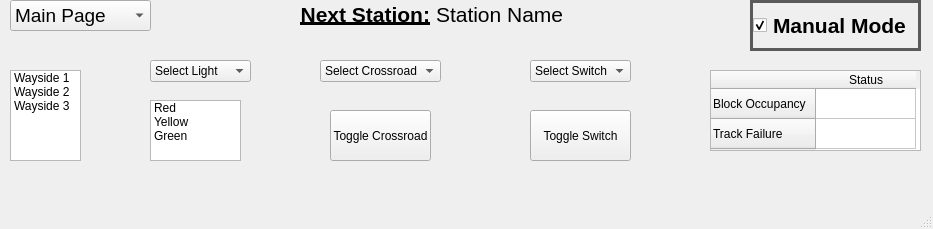
Old version of the form HW Track Controller UI.ui in the repository cerfort2/1140.
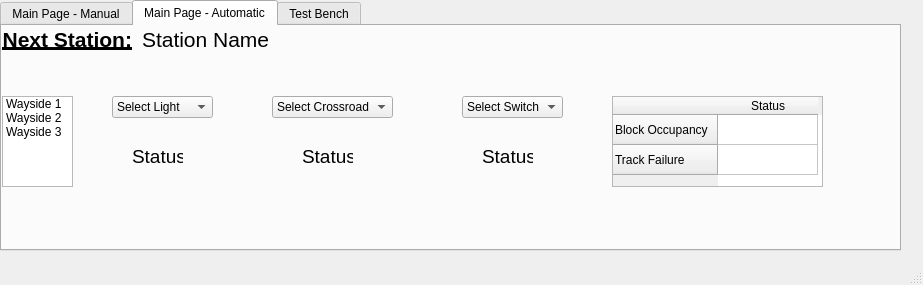
New version of the form. The open tabs and pages were chosen to show the change.

What changed in the file:
```diff
--- a/HW Track Controller UI.ui
+++ b/HW Track Controller UI.ui
@@ -6,8 +6,8 @@
    <rect>
     <x>0</x>
     <y>0</y>
-    <width>933</width>
-    <height>229</height>
+    <width>923</width>
+    <height>285</height>
    </rect>
   </property>
   <property name="windowTitle">
@@ -26,62 +26,22 @@
 </string>
   </property>
   <widget class="QWidget" name="centralwidget">
-   <widget class="QCheckBox" name="checkBox">
-    <property name="enabled">
-     <bool>true</bool>
-    </property>
+   <widget class="QTabWidget" name="tabWidget">
     <property name="geometry">
      <rect>
-      <x>750</x>
+      <x>0</x>
       <y>0</y>
-      <width>171</width>
-      <height>51</height>
+      <width>901</width>
+      <height>251</height>
      </rect>
     </property>
-    <property name="font">
-     <font>
-      <pointsize>16</pointsize>
-      <bold>true</bold>
-     </font>
+    <property name="currentIndex">
+     <number>2</number>
     </property>
-    <property name="whatsThis">
-     <string>&lt;html&gt;&lt;head/&gt;&lt;body&gt;&lt;p&gt;&lt;br/&gt;&lt;/p&gt;&lt;/body&gt;&lt;/html&gt;</string>
-    </property>
-    <property name="autoFillBackground">
-     <bool>false</bool>
-    </property>
-    <property name="text">
-     <string>Manual Mode</string>
-    </property>
-    <property name="checked">
-     <bool>true</bool>
-    </property>
-   </widget>
-   <widget class="QComboBox" name="comboBox">
-    <property name="geometry">
-     <rect>
-      <x>10</x>
-      <y>0</y>
-      <width>141</width>
-      <height>31</height>
-     </rect>
-    </property>
-    <property name="font">
-     <font>
-      <pointsize>14</pointsize>
-     </font>
-    </property>
-    <item>
-     <property name="text">
-      <string>Main Page</string>
-     </property>
-    </item>
-    <item>
-     <property name="text">
-      <string>Test Bench</string>
-     </property>
-    </item>
-   </widget>
+    <widget class="QWidget" name="tab">
+     <attribute name="title">
+      <string>Main Page - Manual</string>
+     </attribute>
    <widget class="QListWidget" name="listWidget">
     <property name="geometry">
      <rect>
@@ -107,71 +67,11 @@
      </property>
     </item>
    </widget>
-   <widget class="QComboBox" name="comboBox_2">
-    <property name="geometry">
-     <rect>
-      <x>150</x>
-      <y>60</y>
-      <width>101</width>
-      <height>22</height>
-     </rect>
-    </property>
-    <item>
-     <property name="text">
-      <string>Select Light</string>
-     </property>
-    </item>
-    <item>
-     <property name="text">
-      <string>Light 1</string>
-     </property>
-    </item>
-   </widget>
-   <widget class="QComboBox" name="comboBox_3">
-    <property name="geometry">
-     <rect>
-      <x>320</x>
-      <y>60</y>
-      <width>121</width>
-      <height>22</height>
-     </rect>
-    </property>
-    <item>
-     <property name="text">
-      <string>Select Crossroad</string>
-     </property>
-    </item>
-    <item>
-     <property name="text">
-      <string>Crossroad 1</string>
-     </property>
-    </item>
-   </widget>
-   <widget class="QComboBox" name="comboBox_4">
-    <property name="geometry">
-     <rect>
-      <x>530</x>
-      <y>60</y>
-      <width>101</width>
-      <height>22</height>
-     </rect>
-    </property>
-    <item>
-     <property name="text">
-      <string>Select Switch</string>
-     </property>
-    </item>
-    <item>
-     <property name="text">
-      <string>Switch 1</string>
-     </property>
-    </item>
-   </widget>
    <widget class="QListWidget" name="listWidget_2">
     <property name="geometry">
      <rect>
-      <x>150</x>
-      <y>100</y>
+        <x>140</x>
+        <y>120</y>
       <width>91</width>
       <height>61</height>
      </rect>
@@ -228,11 +128,31 @@
      </property>
     </item>
    </widget>
+     <widget class="QComboBox" name="comboBox_2">
+      <property name="geometry">
+       <rect>
+        <x>140</x>
+        <y>60</y>
+        <width>101</width>
+        <height>22</height>
+       </rect>
+      </property>
+      <item>
+       <property name="text">
+        <string>Select Light</string>
+       </property>
+      </item>
+      <item>
+       <property name="text">
+        <string>Light 1</string>
+       </property>
+      </item>
+     </widget>
    <widget class="QPushButton" name="pushButton">
     <property name="geometry">
      <rect>
-      <x>330</x>
-      <y>110</y>
+        <x>320</x>
+        <y>120</y>
       <width>101</width>
       <height>51</height>
      </rect>
@@ -241,11 +161,31 @@
      <string>Toggle Crossroad</string>
     </property>
    </widget>
+     <widget class="QComboBox" name="comboBox_3">
+      <property name="geometry">
+       <rect>
+        <x>310</x>
+        <y>60</y>
+        <width>121</width>
+        <height>22</height>
+       </rect>
+      </property>
+      <item>
+       <property name="text">
+        <string>Select Crossroad</string>
+       </property>
+      </item>
+      <item>
+       <property name="text">
+        <string>Crossroad 1</string>
+       </property>
+      </item>
+     </widget>
    <widget class="QPushButton" name="pushButton_2">
     <property name="geometry">
      <rect>
-      <x>530</x>
-      <y>110</y>
+        <x>510</x>
+        <y>120</y>
       <width>101</width>
       <height>51</height>
      </rect>
@@ -254,13 +194,33 @@
      <string>Toggle Switch</string>
     </property>
    </widget>
+     <widget class="QComboBox" name="comboBox_4">
+      <property name="geometry">
+       <rect>
+        <x>510</x>
+        <y>60</y>
+        <width>101</width>
+        <height>22</height>
+       </rect>
+      </property>
+      <item>
+       <property name="text">
+        <string>Select Switch</string>
+       </property>
+      </item>
+      <item>
+       <property name="text">
+        <string>Switch 1</string>
+       </property>
+      </item>
+     </widget>
    <widget class="QTableWidget" name="tableWidget">
     <property name="geometry">
      <rect>
-      <x>710</x>
+        <x>660</x>
       <y>70</y>
       <width>211</width>
-      <height>81</height>
+        <height>91</height>
      </rect>
     </property>
     <property name="editTriggers">
@@ -282,37 +242,312 @@
      </property>
     </column>
    </widget>
-   <widget class="QWidget" name="">
+     <widget class="QLabel" name="label_6">
     <property name="geometry">
      <rect>
-      <x>300</x>
+        <x>0</x>
       <y>0</y>
-      <width>264</width>
-      <height>30</height>
-     </rect>
-    </property>
-    <layout class="QHBoxLayout" name="horizontalLayout">
+        <width>130</width>
+        <height>28</height>
+       </rect>
+      </property>
+      <property name="font">
+       <font>
+        <pointsize>16</pointsize>
+        <bold>true</bold>
+       </font>
+      </property>
+      <property name="text">
+       <string>&lt;html&gt;&lt;head/&gt;&lt;body&gt;&lt;p align=&quot;right&quot;&gt;&lt;span style=&quot; font-size:16pt; text-decoration: underline;&quot;&gt;Next Station:&lt;/span&gt;&lt;/p&gt;&lt;/body&gt;&lt;/html&gt;</string>
+      </property>
+      <property name="textFormat">
+       <enum>Qt::AutoText</enum>
+      </property>
+      <property name="textInteractionFlags">
+       <set>Qt::NoTextInteraction</set>
+      </property>
+     </widget>
+     <widget class="QLabel" name="label_7">
+      <property name="geometry">
+       <rect>
+        <x>140</x>
+        <y>0</y>
+        <width>126</width>
+        <height>28</height>
+       </rect>
+      </property>
+      <property name="font">
+       <font>
+        <pointsize>16</pointsize>
+        <bold>true</bold>
+       </font>
+      </property>
+      <property name="text">
+       <string>&lt;html&gt;&lt;head/&gt;&lt;body&gt;&lt;p&gt;&lt;span style=&quot; font-weight:400;&quot;&gt;Station Name&lt;/span&gt;&lt;/p&gt;&lt;/body&gt;&lt;/html&gt;</string>
+      </property>
+      <property name="textFormat">
+       <enum>Qt::AutoText</enum>
+      </property>
+      <property name="textInteractionFlags">
+       <set>Qt::NoTextInteraction</set>
+      </property>
+     </widget>
+    </widget>
+    <widget class="QWidget" name="tab_2">
+     <attribute name="title">
+      <string>Main Page - Automatic</string>
+     </attribute>
+     <widget class="QLabel" name="label_3">
+      <property name="geometry">
+       <rect>
+        <x>0</x>
+        <y>0</y>
+        <width>130</width>
+        <height>28</height>
+       </rect>
+      </property>
+      <property name="font">
+       <font>
+        <pointsize>16</pointsize>
+        <bold>true</bold>
+       </font>
+      </property>
+      <property name="text">
+       <string>&lt;html&gt;&lt;head/&gt;&lt;body&gt;&lt;p align=&quot;right&quot;&gt;&lt;span style=&quot; font-size:16pt; text-decoration: underline;&quot;&gt;Next Station:&lt;/span&gt;&lt;/p&gt;&lt;/body&gt;&lt;/html&gt;</string>
+      </property>
+      <property name="textFormat">
+       <enum>Qt::AutoText</enum>
+      </property>
+      <property name="textInteractionFlags">
+       <set>Qt::NoTextInteraction</set>
+      </property>
+     </widget>
+     <widget class="QLabel" name="label_4">
+      <property name="geometry">
+       <rect>
+        <x>140</x>
+        <y>0</y>
+        <width>126</width>
+        <height>28</height>
+       </rect>
+      </property>
+      <property name="font">
+       <font>
+        <pointsize>16</pointsize>
+        <bold>true</bold>
+       </font>
+      </property>
+      <property name="text">
+       <string>&lt;html&gt;&lt;head/&gt;&lt;body&gt;&lt;p&gt;&lt;span style=&quot; font-weight:400;&quot;&gt;Station Name&lt;/span&gt;&lt;/p&gt;&lt;/body&gt;&lt;/html&gt;</string>
+      </property>
+      <property name="textFormat">
+       <enum>Qt::AutoText</enum>
+      </property>
+      <property name="textInteractionFlags">
+       <set>Qt::NoTextInteraction</set>
+      </property>
+     </widget>
+     <widget class="QListWidget" name="listWidget_3">
+      <property name="geometry">
+       <rect>
+        <x>0</x>
+        <y>70</y>
+        <width>71</width>
+        <height>91</height>
+       </rect>
+      </property>
      <item>
+       <property name="text">
+        <string>Wayside 1</string>
+       </property>
+      </item>
+      <item>
+       <property name="text">
+        <string>Wayside 2</string>
+       </property>
+      </item>
+      <item>
+       <property name="text">
+        <string>Wayside 3</string>
+       </property>
+      </item>
+     </widget>
+     <widget class="QComboBox" name="comboBox_5">
+      <property name="geometry">
+       <rect>
+        <x>110</x>
+        <y>70</y>
+        <width>101</width>
+        <height>22</height>
+       </rect>
+      </property>
+      <item>
+       <property name="text">
+        <string>Select Light</string>
+       </property>
+      </item>
+      <item>
+       <property name="text">
+        <string>Light 1</string>
+       </property>
+      </item>
+     </widget>
+     <widget class="QComboBox" name="comboBox_6">
+      <property name="geometry">
+       <rect>
+        <x>270</x>
+        <y>70</y>
+        <width>121</width>
+        <height>22</height>
+       </rect>
+      </property>
+      <item>
+       <property name="text">
+        <string>Select Crossroad</string>
+       </property>
+      </item>
+      <item>
+       <property name="text">
+        <string>Crossroad 1</string>
+       </property>
+      </item>
+     </widget>
+     <widget class="QComboBox" name="comboBox_7">
+      <property name="geometry">
+       <rect>
+        <x>460</x>
+        <y>70</y>
+        <width>101</width>
+        <height>22</height>
+       </rect>
+      </property>
+      <item>
+       <property name="text">
+        <string>Select Switch</string>
+       </property>
+      </item>
+      <item>
+       <property name="text">
+        <string>Switch 1</string>
+       </property>
+      </item>
+     </widget>
+     <widget class="QTableWidget" name="tableWidget_2">
+      <property name="geometry">
+       <rect>
+        <x>610</x>
+        <y>70</y>
+        <width>211</width>
+        <height>91</height>
+       </rect>
+      </property>
+      <property name="editTriggers">
+       <set>QAbstractItemView::NoEditTriggers</set>
+      </property>
+      <row>
+       <property name="text">
+        <string>Block Occupancy</string>
+       </property>
+      </row>
+      <row>
+       <property name="text">
+        <string>Track Failure</string>
+       </property>
+      </row>
+      <column>
+       <property name="text">
+        <string>Status</string>
+       </property>
+      </column>
+     </widget>
       <widget class="QLabel" name="label">
+      <property name="geometry">
+       <rect>
+        <x>130</x>
+        <y>120</y>
+        <width>51</width>
+        <height>21</height>
+       </rect>
+      </property>
        <property name="font">
         <font>
-         <pointsize>16</pointsize>
-         <bold>true</bold>
+        <pointsize>14</pointsize>
         </font>
        </property>
        <property name="text">
-        <string>&lt;html&gt;&lt;head/&gt;&lt;body&gt;&lt;p align=&quot;right&quot;&gt;&lt;span style=&quot; font-size:16pt; text-decoration: underline;&quot;&gt;Next Station:&lt;/span&gt;&lt;/p&gt;&lt;/body&gt;&lt;/html&gt;</string>
-       </property>
-       <property name="textFormat">
-        <enum>Qt::AutoText</enum>
-       </property>
-       <property name="textInteractionFlags">
-        <set>Qt::NoTextInteraction</set>
-       </property>
-      </widget>
-     </item>
-     <item>
+       <string>Status</string>
+      </property>
+     </widget>
       <widget class="QLabel" name="label_2">
+      <property name="geometry">
+       <rect>
+        <x>300</x>
+        <y>120</y>
+        <width>51</width>
+        <height>21</height>
+       </rect>
+      </property>
+      <property name="font">
+       <font>
+        <pointsize>14</pointsize>
+       </font>
+      </property>
+      <property name="text">
+       <string>Status</string>
+      </property>
+     </widget>
+     <widget class="QLabel" name="label_9">
+      <property name="geometry">
+       <rect>
+        <x>480</x>
+        <y>120</y>
+        <width>51</width>
+        <height>21</height>
+       </rect>
+      </property>
+      <property name="font">
+       <font>
+        <pointsize>14</pointsize>
+       </font>
+      </property>
+      <property name="text">
+       <string>Status</string>
+      </property>
+     </widget>
+    </widget>
+    <widget class="QWidget" name="tab_3">
+     <attribute name="title">
+      <string>Test Bench</string>
+     </attribute>
+     <widget class="QLabel" name="label_5">
+      <property name="geometry">
+       <rect>
+        <x>0</x>
+        <y>0</y>
+        <width>151</width>
+        <height>31</height>
+       </rect>
+      </property>
+      <property name="font">
+       <font>
+        <pointsize>16</pointsize>
+        <bold>true</bold>
+        <underline>true</underline>
+       </font>
+      </property>
+      <property name="text">
+       <string>Current Station</string>
+      </property>
+     </widget>
+     <widget class="QLabel" name="label_8">
+      <property name="geometry">
+       <rect>
+        <x>10</x>
+        <y>30</y>
+        <width>126</width>
+        <height>28</height>
+       </rect>
+      </property>
        <property name="font">
         <font>
          <pointsize>16</pointsize>
@@ -329,19 +564,86 @@
         <set>Qt::NoTextInteraction</set>
        </property>
       </widget>
-     </item>
-    </layout>
-   </widget>
-  </widget>
-  <widget class="QMenuBar" name="menubar">
+     <widget class="QComboBox" name="comboBox">
    <property name="geometry">
     <rect>
-     <x>0</x>
-     <y>0</y>
-     <width>933</width>
+        <x>10</x>
+        <y>70</y>
+        <width>121</width>
      <height>22</height>
     </rect>
    </property>
+      <item>
+       <property name="text">
+        <string>Select Station</string>
+       </property>
+      </item>
+      <item>
+       <property name="text">
+        <string>Station A</string>
+       </property>
+      </item>
+      <item>
+       <property name="text">
+        <string>Station B</string>
+       </property>
+      </item>
+     </widget>
+     <widget class="QListWidget" name="listWidget_4">
+      <property name="geometry">
+       <rect>
+        <x>150</x>
+        <y>80</y>
+        <width>71</width>
+        <height>91</height>
+       </rect>
+      </property>
+      <item>
+       <property name="text">
+        <string>Wayside 1</string>
+       </property>
+      </item>
+      <item>
+       <property name="text">
+        <string>Wayside 2</string>
+       </property>
+      </item>
+      <item>
+       <property name="text">
+        <string>Wayside 3</string>
+       </property>
+      </item>
+     </widget>
+     <widget class="QTableWidget" name="tableWidget_3">
+      <property name="geometry">
+       <rect>
+        <x>670</x>
+        <y>70</y>
+        <width>211</width>
+        <height>91</height>
+       </rect>
+      </property>
+      <property name="editTriggers">
+       <set>QAbstractItemView::NoEditTriggers</set>
+      </property>
+      <row>
+       <property name="text">
+        <string>Block Occupancy</string>
+       </property>
+      </row>
+      <row>
+       <property name="text">
+        <string>Track Failure</string>
+       </property>
+      </row>
+      <column>
+       <property name="text">
+        <string>Status</string>
+       </property>
+      </column>
+     </widget>
+    </widget>
+   </widget>
   </widget>
   <widget class="QStatusBar" name="statusbar"/>
  </widget>
```
Left out of the diff: 4 changed lines with no effect on the pictures. Lines whose indentation alone changed are shown as unchanged.
